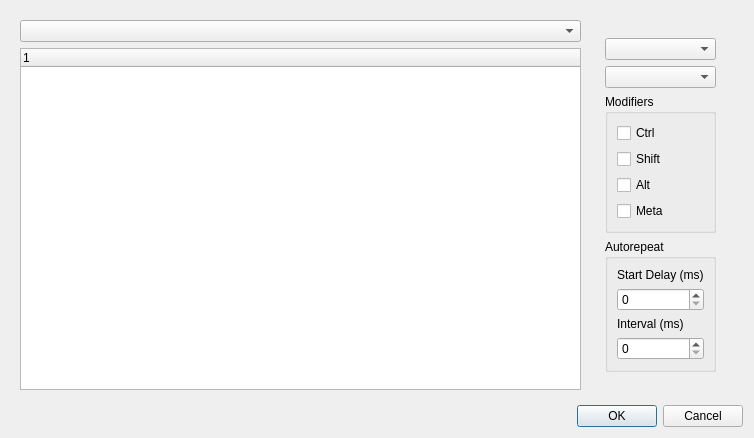
Qt form src/traverso/ui/ShortcutEditorDialog.ui (ErwanLegrand/Traverso-DAW) before a commit.
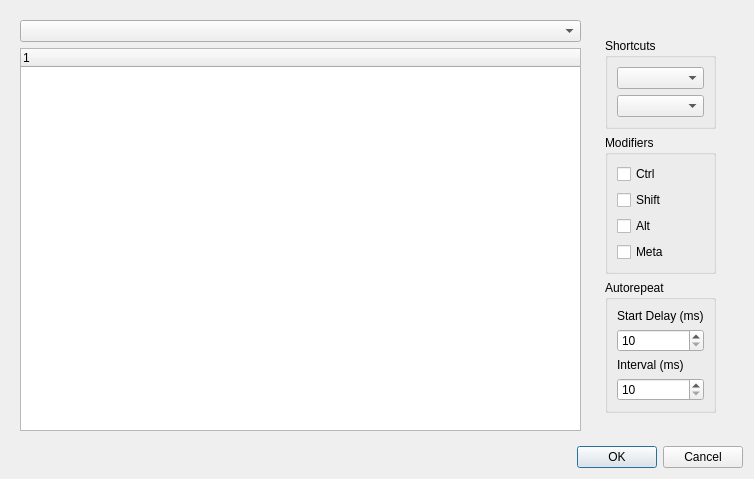
The same form after that commit.

Commit message: more shortcut editor dialog work

```diff
--- a/src/traverso/ui/ShortcutEditorDialog.ui
+++ b/src/traverso/ui/ShortcutEditorDialog.ui
@@ -7,7 +7,7 @@
     <x>0</x>
     <y>0</y>
     <width>754</width>
-    <height>390</height>
+    <height>452</height>
    </rect>
   </property>
   <property name="windowTitle">
@@ -34,13 +34,22 @@
           <widget class="QFrame" name="">
            <layout class="QVBoxLayout" name="verticalLayout_4">
             <item>
-             <widget class="QComboBox" name="keyComboBox1"/>
+             <widget class="QGroupBox" name="groupBox_3">
+              <property name="title">
+               <string>Shortcuts</string>
+              </property>
+              <layout class="QVBoxLayout" name="verticalLayout_7">
+               <item>
+                <widget class="QComboBox" name="keyComboBox1"/>
+               </item>
+               <item>
+                <widget class="QComboBox" name="keyComboBox2"/>
+               </item>
+              </layout>
+             </widget>
             </item>
             <item>
-             <widget class="QComboBox" name="keyComboBox2"/>
-            </item>
-            <item>
-             <widget class="QGroupBox" name="groupBox_2">
+             <widget class="QGroupBox" name="modifiersGroupBox">
               <property name="title">
                <string>Modifiers</string>
               </property>
@@ -90,7 +99,14 @@
                 </widget>
                </item>
                <item>
-                <widget class="QSpinBox" name="spinBox"/>
+                <widget class="QSpinBox" name="startDelaySpinBox">
+                 <property name="minimum">
+                  <number>10</number>
+                 </property>
+                 <property name="maximum">
+                  <number>500</number>
+                 </property>
+                </widget>
                </item>
                <item>
                 <widget class="QLabel" name="label_2">
@@ -100,7 +116,14 @@
                 </widget>
                </item>
                <item>
-                <widget class="QSpinBox" name="spinBox_2"/>
+                <widget class="QSpinBox" name="repeatIntervalSpinBox">
+                 <property name="minimum">
+                  <number>10</number>
+                 </property>
+                 <property name="maximum">
+                  <number>100</number>
+                 </property>
+                </widget>
                </item>
               </layout>
              </widget>
```
Left out of the diff: 2 changed lines with no effect on the pictures. The commit also changes 4 other files.
